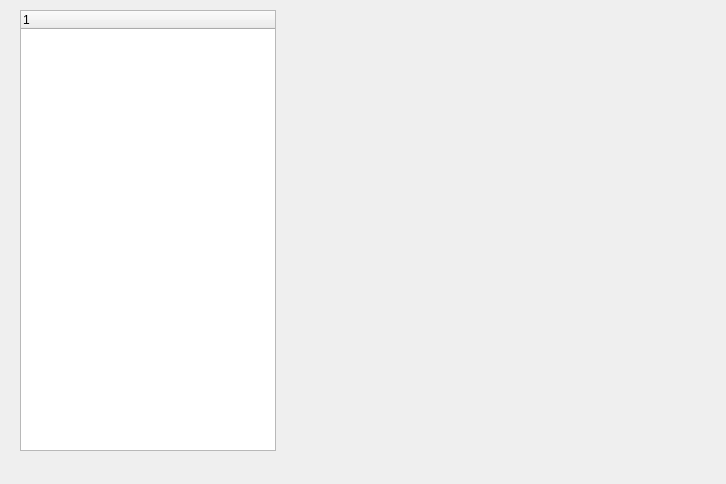
The window that src/editor/editorwindow.ui (edvorg/cpp-drash) describes before a commit, drawn with Qt 5.
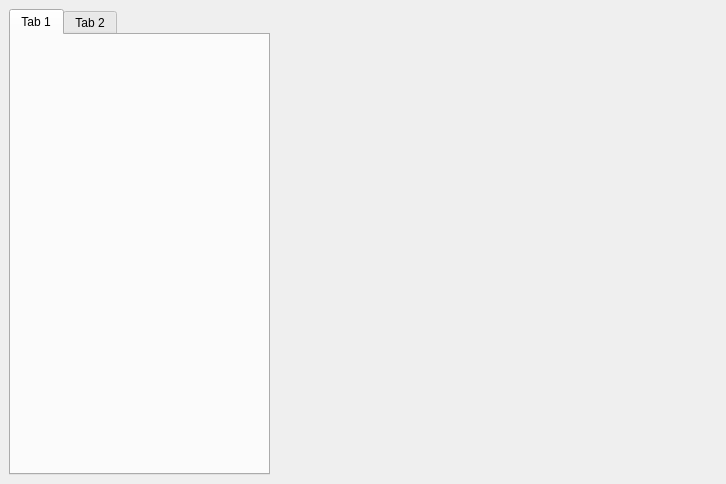
The same window after the commit. Custom widgets are drawn as their Qt base class.

Commit message: Correct layout widgets in window

```diff
--- a/src/editor/editorwindow.ui
+++ b/src/editor/editorwindow.ui
@@ -11,7 +11,7 @@
    </rect>
   </property>
   <property name="sizePolicy">
-   <sizepolicy hsizetype="Preferred" vsizetype="MinimumExpanding">
+   <sizepolicy hsizetype="Preferred" vsizetype="Preferred">
     <horstretch>0</horstretch>
     <verstretch>0</verstretch>
    </sizepolicy>
@@ -20,41 +20,50 @@
    <string>MainWindow</string>
   </property>
   <widget class="QWidget" name="centralwidget">
-   <widget class="QTreeWidget" name="treeWidget">
-    <property name="geometry">
-     <rect>
-      <x>20</x>
-      <y>10</y>
-      <width>256</width>
-      <height>441</height>
-     </rect>
-    </property>
-    <property name="maximumSize">
+   <layout class="QHBoxLayout" name="horizontalLayout">
+    <item>
+     <widget class="QTabWidget" name="tabWidget">
+      <property name="sizePolicy">
+       <sizepolicy hsizetype="Preferred" vsizetype="Preferred">
+        <horstretch>0</horstretch>
+        <verstretch>0</verstretch>
+       </sizepolicy>
+      </property>
+      <property name="minimumSize">
      <size>
-      <width>256</width>
-      <height>16777215</height>
-     </size>
-    </property>
-    <column>
-     <property name="text">
-      <string notr="true">1</string>
-     </property>
-    </column>
-   </widget>
+        <width>261</width>
+        <height>0</height>
+       </size>
+      </property>
+      <widget class="QWidget" name="tab">
+       <attribute name="title">
+        <string>Tab 1</string>
+       </attribute>
+      </widget>
+      <widget class="QWidget" name="tab_2">
+       <attribute name="title">
+        <string>Tab 2</string>
+       </attribute>
+      </widget>
+     </widget>
+    </item>
+    <item>
    <widget class="SceneWidget" name="mScene" native="true">
-    <property name="geometry">
-     <rect>
-      <x>286</x>
-      <y>9</y>
+      <property name="sizePolicy">
+       <sizepolicy hsizetype="MinimumExpanding" vsizetype="Preferred">
+        <horstretch>0</horstretch>
+        <verstretch>0</verstretch>
+       </sizepolicy>
+      </property>
+      <property name="minimumSize">
+       <size>
       <width>421</width>
       <height>441</height>
-     </rect>
-    </property>
-    <zorder>treeWidget</zorder>
-    <zorder>treeWidget</zorder>
-    <zorder>treeWidget</zorder>
-    <zorder>treeWidget</zorder>
-   </widget>
+       </size>
+      </property>
+     </widget>
+    </item>
+   </layout>
   </widget>
   <widget class="QMenuBar" name="menubar">
    <property name="geometry">
```
Lines whose indentation alone changed are shown as unchanged.
